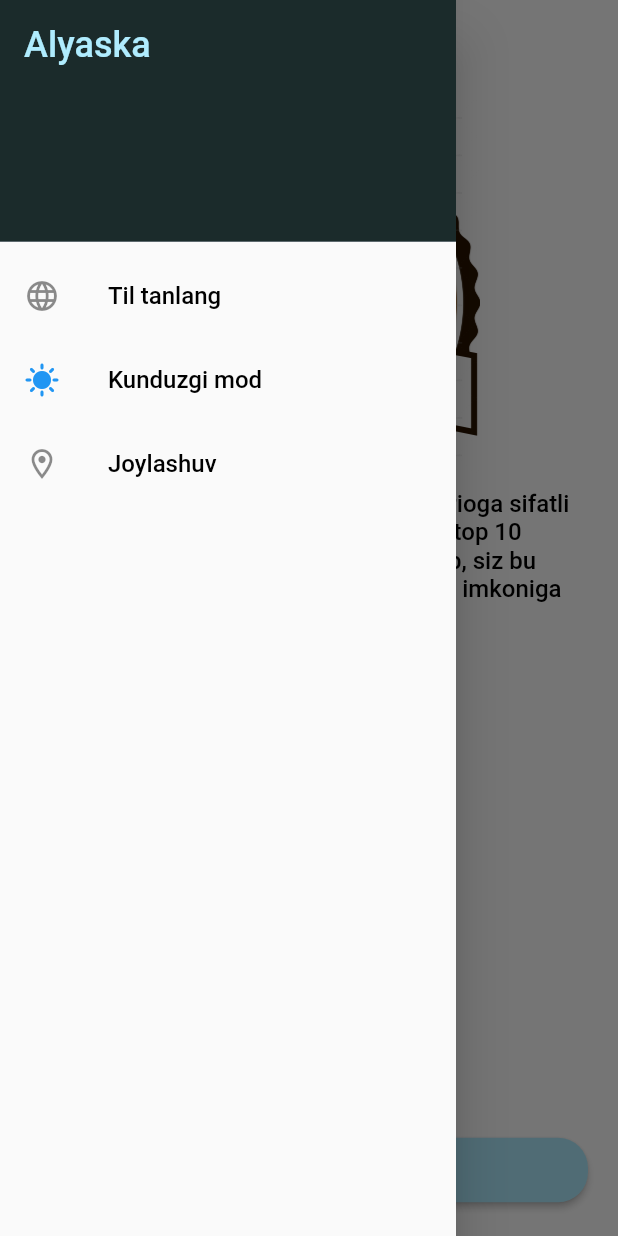
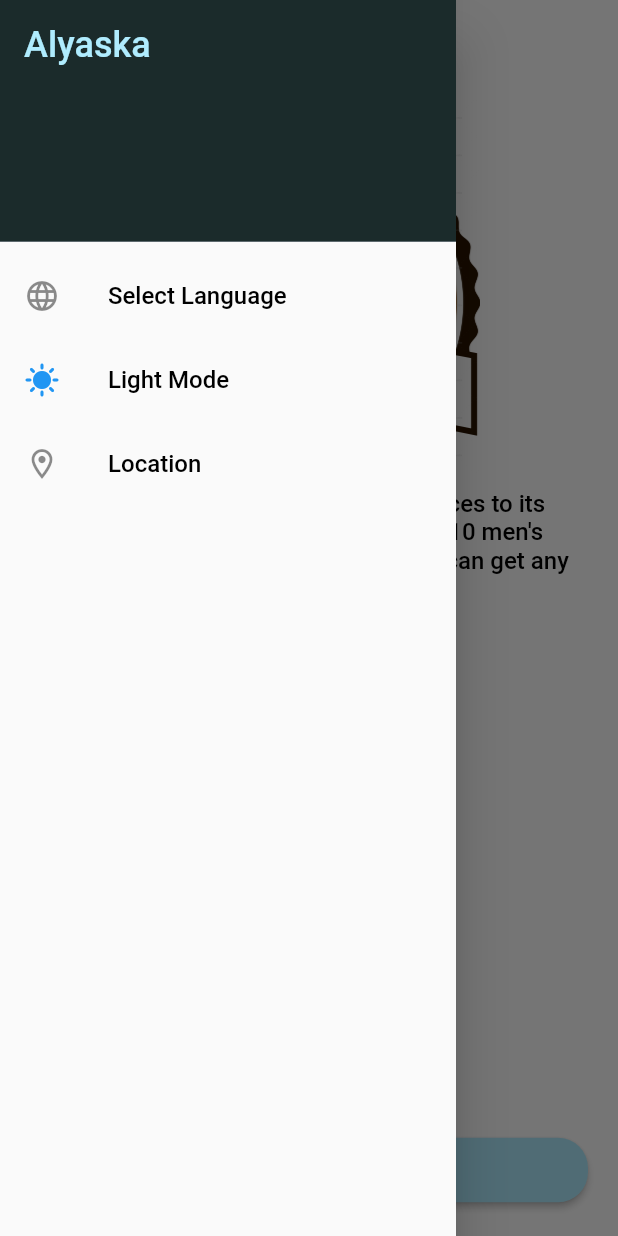
Before and after one commit to SHOX19JAXON/Alaska-Barber, a Flutter app: the screen it shows after launch, in the side drawer, after a tap on the "menu" icon, on a phone screen of 412 x 824 dp. Run offline on Flutter 3.47's test engine with Material 3 defaults, Android fonts, the phone set to English and light mode, and no system bars; our stand-ins replace adaptive_theme, carousel_slider, easy_localization, flick_video_player, flutter_rating_bar, lottie and 2 more; Roboto replaces fonts that are missing (DM sans).

Commit message:
languages lar bo'ldi

```diff
--- /dev/null
+++ b/assets/translations/en-US.json
@@ -0,0 +1,19 @@
+{
+  "languages" : "Languages",
+  "masters_list": "Masters List",
+  "select_language": "Select Language",
+  "dark_mode": "Dark Mode",
+  "light_mode": "Light Mode",
+  "location": "Location",
+  "years_old": "years old",
+  "years_of_experience": "years of experience",
+  "age": "Age",
+  "experience": "Experience",
+  "phone": "Phone",
+  "rating": "Rating",
+  "full_name": "Full Name",
+  "view_works": "View Works",
+  "photo": "Photo",
+  "video": "Video",
+  "data": "Alaska has been providing quality services to its clients for 10 years. It is one of the top 10 men's barbershops in Samarkand, where you can get any hairstyle you want."
+}
--- /dev/null
+++ b/assets/translations/ru-RU.json
@@ -0,0 +1,19 @@
+{
+  "languages" : "YAZIK",
+  "masters_list": "Список мастеров",
+  "select_language": "Выберите язык",
+  "dark_mode": "Ночной режим",
+  "light_mode": "Дневной режим",
+  "location": "Местоположение",
+  "years_old": "лет",
+  "years_of_experience": "лет опыта",
+  "age": "Возраст",
+  "experience": "Опыт",
+  "phone": "Телефон",
+  "rating": "Рейтинг",
+  "full_name": "Имя и Фамилия",
+  "view_works": "Посмотреть работы",
+  "photo": "Фото",
+  "video": "Видео",
+  "data": "Alaska уже 10 лет предоставляет своим клиентам качественные услуги. Это один из топ-10 мужских парикмахерских в Самарканде, где вы можете сделать любую прическу."
+}
--- /dev/null
+++ b/assets/translations/tr-TR.json
@@ -0,0 +1,19 @@
+{
+  "languages" : "Diller",
+  "masters_list": "Ustalar Listesi",
+  "select_language": "Dil Seçiniz",
+  "dark_mode": "Karanlık Mod",
+  "light_mode": "Aydınlık Mod",
+  "location": "Konum",
+  "years_old": "yaşında",
+  "years_of_experience": "yıllık deneyime sahip",
+  "age": "Yaş",
+  "experience": "Deneyim",
+  "phone": "Telefon",
+  "rating": "Puanlama",
+  "full_name": "İsim Soyisim",
+  "view_works": "Yaptığı işleri gör",
+  "photo": "Fotoğraf",
+  "video": "Video",
+  "data": "Alaska, 10 yıldır müşterilerine kaliteli hizmet sunmaktadır. Semerkand'daki en iyi 10 erkek kuaföründen biri olup, burada istediğiniz saç modelini yapma imkânına sahipsiniz."
+}
--- /dev/null
+++ b/assets/translations/tt-RU.json
@@ -0,0 +1,19 @@
+{
+  "languages" : "Zaboni",
+  "masters_list": "Masteron ro'yhat",
+  "select_language": "Zabon intikhob kuned",
+  "dark_mode": "Rejimi torik",
+  "light_mode": "Rejimi ravshan",
+  "location": "Joygirish",
+  "years_old": "sola",
+  "years_of_experience": "sol tajribai kóri",
+  "age": "Sol",
+  "experience": "Tajirba",
+  "phone": "Telefon",
+  "rating": "Reyting",
+  "full_name": "Nomi purra",
+  "view_works": "Kori khudro bined",
+  "photo": "Aks",
+  "video": "Video",
+  "data": "Alaska 10 сол бозори хидматрасонӣ мекунад. Ин яке аз 10 парикмахерии мардеро дар Самарқанд мебошад, ки шумо метавонед ҳар гуна мўйи дилхоҳатонро созед."
+}
--- /dev/null
+++ b/assets/translations/uz-Cyrl.json
@@ -0,0 +1,19 @@
+{
+  "languages" : "tillar",
+  "masters_list": "Мастерлар рўйхати",
+  "select_language": "Тил танланг",
+  "dark_mode": "Тунги мод",
+  "light_mode": "Кундузги мод",
+  "location": "Жойлашув",
+  "years_old": "ёшда",
+  "years_of_experience": "йиллик тажрибага эга",
+  "age": "Ёши",
+  "experience": "Тажрибаси",
+  "phone": "Телефон",
+  "rating": "Рейтинг",
+  "full_name": "Исм Шарифи",
+  "view_works": "Қилган ишларини кўриш",
+  "photo": "Сурат",
+  "video": "Видео",
+  "data" : "Alaska 10 йилдан буён ўзининг мижозларига сифати хизмат қилиб келмоқда. Самарқанддаги топ 10 таликдаги эркаклар сартарошхонаси бўлиб, сиз бу ерда исталган соч турмогингизни қилиш имконига эгасиз."
+}
--- /dev/null
+++ b/assets/translations/uz-UZ.json
@@ -0,0 +1,19 @@
+{
+  "languages" : "Tillar",
+  "masters_list": "Masterlar ro'yxati",
+  "select_language": "Til tanlang",
+  "dark_mode": "Tungi mod",
+  "light_mode": "Kundizgi mod",
+  "location": "Joylashuv",
+  "years_old": "yoshda",
+  "years_of_experience": "yillik tajribaga ega",
+  "age": "Yoshi",
+  "experience": "Tajribasi",
+  "phone": "Telifon",
+  "rating": "Reyting",
+  "full_name": "Isim Sharifi",
+  "view_works": "Qilgan ishlarini ko'rish",
+  "photo": "surat",
+  "video": "video",
+  "data": "Alaska 10 yildan buyon o'zining mijozlariiga sifatli xizmat qilib kelmoqda. Samarqanddagi top 10 talikdagi erkaklar sartarosh xonasi bo'lib, siz bu yerda istalgan soch turmagingizni qilish imkoniga egasiz."
+}
--- a/lib/main.dart
+++ b/lib/main.dart
@@ -1,11 +1,31 @@
-
 import 'package:adaptive_theme/adaptive_theme.dart';
 import 'package:alaska_barber/screens/splash_screen/splesh_screen.dart';
 import 'package:alaska_barber/utils/theme/app_theme.dart';
+import 'package:easy_localization/easy_localization.dart';
 import 'package:flutter/material.dart';
 
-void main() {
-  runApp(const MyApp());
+Future<void> main() async {
+  // Bindingni to'g'ri initialize qilish
+  WidgetsFlutterBinding.ensureInitialized();
+
+  // EasyLocalizationni initialize qilish
+  await EasyLocalization.ensureInitialized();
+
+  runApp(
+    EasyLocalization(
+      supportedLocales: const [
+        Locale("uz", "UZ"), // O'zbek tili (Lotin)
+        Locale("uz", "Cyrl"), // O'zbek kiril
+        Locale("ru", "RU"), // Rus tili
+        Locale("en", "US"), // Ingliz tili
+        Locale("tr", "TR"), // Turk tili
+        Locale("tt", "RU"), // Totij tili
+      ],
+      path: "assets/translations", // Tarjima fayllari yo'li
+      fallbackLocale: const Locale("uz", "UZ"),
+      child: const MyApp(),
+    ),
+  );
 }
 
 class MyApp extends StatelessWidget {
@@ -23,6 +43,9 @@ class MyApp extends StatelessWidget {
         theme: theme, // Ilova uchun yengil mavzu (Light Theme)
         darkTheme: darkTheme, // Ilova uchun qorong'u mavzu (Dark Theme)
         themeMode: ThemeMode.system, // Qurilma rejimiga qarab
+        locale: context.locale, // EasyLocalizationdan tilni olish
+        supportedLocales: context.supportedLocales, // Qo'llab-quvvatlanadigan tillar
+        localizationsDelegates: context.localizationDelegates, // Tarjima delegatlari
         home: const SplashScreen(), // Asosiy ekran
       ),
     );
--- a/lib/screens/home_screen/home_screen.dart
+++ b/lib/screens/home_screen/home_screen.dart
@@ -3,9 +3,11 @@ import 'package:alaska_barber/screens/barbers/barbers.dart';
 import 'package:alaska_barber/utils/colors/app_colors.dart';
 import 'package:alaska_barber/utils/images/app_images.dart';
 import 'package:alaska_barber/utils/styles/app_text_style.dart';
+import 'package:easy_localization/easy_localization.dart';
 import 'package:flutter/material.dart';
 
 import '../../utils/theme/app_theme.dart';
+import 'languages_screen/languages_screen.dart';
 
 class HomeScreen extends StatefulWidget {
   const HomeScreen({super.key});
@@ -22,7 +24,7 @@ class _HomeScreenState extends State<HomeScreen> {
       appBar: AppBar(
         backgroundColor: Theme.of(context).appBarTheme.backgroundColor,
         title: Text(
-          'Alyaska',
+          'Alyaska'.tr(),
           style: Theme.of(context).textTheme.bodyLarge,
         ),
         leading: Builder(
@@ -54,9 +56,11 @@ class _HomeScreenState extends State<HomeScreen> {
             ),
             ListTile(
               leading: Icon(Icons.language),
-              title: Text('Til tanlang'),
+              title: Text('select_language'.tr()),
               onTap: () {
-                // Biror sahifaga o'tkazish mumkin
+                Navigator.push(context, MaterialPageRoute(builder: (context) {
+                  return LanguagesScreen();
+                }));
               },
             ),
             ListTile(
@@ -64,7 +68,7 @@ class _HomeScreenState extends State<HomeScreen> {
                 context.isDarkTheme() ? Icons.shield_moon : Icons.sunny,
                 color: context.isDarkTheme() ? Colors.yellow : Colors.blue,
               ),
-              title: Text(context.isDarkTheme() ? 'Tungi mod' : 'Kunduzgi mod'),
+              title: Text(context.isDarkTheme() ? 'dark_mode'.tr() : 'light_mode'.tr()),
               onTap: () {
                 // Theme switching
                 if (context.isDarkTheme()) {
@@ -76,7 +80,7 @@ class _HomeScreenState extends State<HomeScreen> {
             ),
             ListTile(
               leading: Icon(Icons.location_on_outlined),
-              title: Text('Joylashuv'),
+              title: Text('location'.tr()),
               onTap: () {
                 // Navigate to location settings or another page
               },
@@ -98,7 +102,7 @@ class _HomeScreenState extends State<HomeScreen> {
             ),
             Expanded(
               child: Text(
-                "Alaska 10 yildan buyon o'zining mijozlarioga sifatli xizmat qilib kelmoqda. Samarqanddagi top 10 talikdagi erkaklar sartarosh xonasi bo'lib, siz bu yerda istalgan soch turmagingizni qilish imkoniga egasiz.",
+                "data".tr(),
                 style: Theme.of(context).textTheme.bodyLarge,
               ),
             ),
@@ -126,7 +130,7 @@ class _HomeScreenState extends State<HomeScreen> {
                   ),
                 ),
                 child: Text(
-                  "Masterlar ro'yxati",
+                  "masters_list".tr(),
                   style: Theme.of(context).textTheme.bodyLarge,
                 ),
               ),
@@ -140,3 +144,4 @@ class _HomeScreenState extends State<HomeScreen> {
     );
   }
 }
+//Masterlar ro'yxati, Til tanlang,Tungi mod,Kundizgi mod,Joylashuv,yoshda ,yillik tajribaga ega, Yoshi,Tajribasi,Telifon ,Reyting, Isim Sharifi, Qilgan ishlarini ko'rish, surat,video,
--- a/lib/utils/images/app_images.dart
+++ b/lib/utils/images/app_images.dart
@@ -19,6 +19,11 @@ class AppImages {
   static const String soch14 = "assets/images/soch14.png";
   static const String soch15 = "assets/images/soch15.png";
   static const String soch16 = "assets/images/soch16.png";
+  static const String english = "assets/images/english.png";
+  static const String rus_flag = "assets/images/rus_flag.png";
+  static const String uzb_flag = "assets/images/uzb_flag.jpg";
+  static const String turkflag = "assets/images/turkesh_flag.png";
+  static const String tojikflag = "assets/images/tojik_flag.png";
 
 
   static const String arabic = "assets/images/arabic.png";
--- a/pubspec.yaml
+++ b/pubspec.yaml
@@ -57,6 +57,7 @@ dependencies:
   carousel_slider: ^5.0.0
   adaptive_theme: ^2.2.0
   flick_video_player: ^0.9.0
+  easy_localization: ^3.0.7
 
 
 dev_dependencies:
@@ -81,6 +82,7 @@ flutter:
     - assets/fonts/
     - assets/lotties/
     - assets/video/
+    - assets/translations/
 
 #  fonts:
 #    - family: Poppins
```
Also changed, not shown: lib/screens/barbers_info/barber_info.dart (+9 -8 lines), lib/screens/home_screen/languages_screen/languages_screen.dart (added, +154 -0 lines), assets/images/english.png (added), assets/images/rus_flag.png (added), assets/images/tojik_flag.png (added), assets/images/turkesh_flag.png (added), assets/images/uzb_flag.jpg (added).
